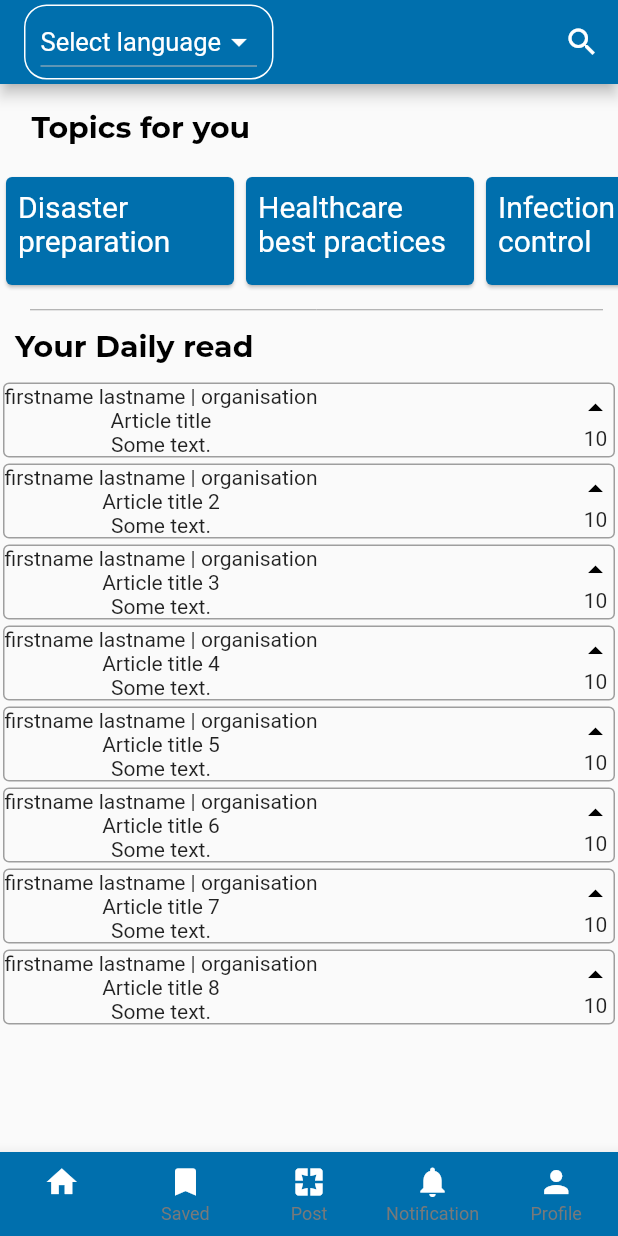
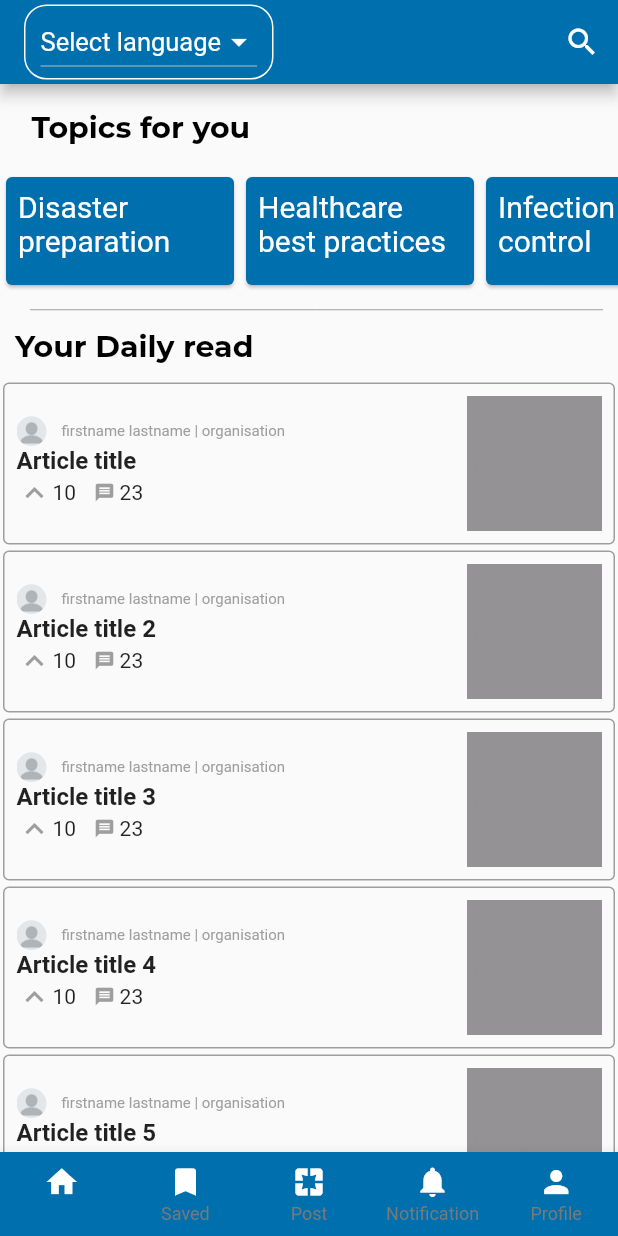
Before and after one commit to sujithjose5/practiceExchange, a Flutter app: the screen it shows once a user with an empty profile is signed in, on a phone screen of 412 x 824 dp. Run offline on Flutter 3.47's test engine with Material 2 defaults, Android fonts, the light colour scheme and no system bars; our stand-ins replace cloud_firestore, firebase_auth; accounts and stored records are empty; project files that could hold a hidden picture were left out.

Commit message:
Updated home page design.

```diff
--- a/practice_exchange/lib/main.dart
+++ b/practice_exchange/lib/main.dart
@@ -28,7 +28,7 @@ class MyApp extends StatelessWidget {
     return StreamProvider<User>.value(
       value: AuthService().user,
       child: MaterialApp(
-        title: 'Flutter Demo',
+        title: 'Practice Exchange',
         theme: ThemeData(
           primarySwatch: Colors.blue,
         ),
--- a/practice_exchange/lib/screens/home.dart
+++ b/practice_exchange/lib/screens/home.dart
@@ -1,4 +1,3 @@
-
 import 'package:firebase_auth/firebase_auth.dart';
 import 'package:flutter/material.dart';
 import 'package:practiceexchange/services/auth.dart';
@@ -10,7 +9,6 @@ import 'package:practiceexchange/services/database.dart';
 import 'package:flutter/cupertino.dart';
 import 'package:flutter/material.dart';
 import 'package:practiceexchange/new_article_form.dart';
-
 
 class MyHomePage extends StatefulWidget {
   MyHomePage({Key key, this.title}) : super(key: key);
@@ -39,7 +37,7 @@ class _MyHomePageState extends State<MyHomePage> {
   int _selectedIndex = 0;
   String _selectedScreen = '';
   static List<String> _widgetOptions = <String>[
-    'Index 0: Home',
+    '/home',
     '/readpost',
     '/newArticle',
     'Index 4: Notification',
@@ -118,30 +116,84 @@ class _MyHomePageState extends State<MyHomePage> {
           child: Row(
             mainAxisAlignment: MainAxisAlignment.spaceBetween,
             children: <Widget>[
-              Column(
+              Padding(
+                padding: const EdgeInsets.all(8.0),
+                child: Column(
+                  crossAxisAlignment: CrossAxisAlignment.start,
                   children: <Widget>[
                     Row(
                       children: <Widget>[
                         //User profile icon
+                        ClipRRect(
+                          borderRadius: BorderRadius.circular(10.0),
+                          child: Image(
+                            image: AssetImage(
+                              'assets/images/blankProfilePicture.png',
+                            ),
+                            width: 20,
+                            height: 20,
+                          ),
+                        ),
+                        SizedBox(
+                          width: 10.0,
+                        ),
                         Text(
                           'firstname lastname',
+                          style: TextStyle(
+                            fontSize: 10.0,
+                            color: Colors.grey,
                           ),
-                      Text(' | organisation'),
+                        ),
+                        Text(
+                          ' | organisation',
+                          style: TextStyle(
+                            fontSize: 10.0,
+                            color: Colors.grey,
+                          ),
+                        ),
                       ],
                     ),
-                  Text(title),
-                  Text('Some text.'),
+                    Text(
+                      title,
+                      style: TextStyle(
+                        fontSize: 16.0,
+                        fontWeight: FontWeight.bold,
+                      ),
+                    ),
+                    Row(
+                      children: <Widget>[
+                        Icon(
+                          Icons.keyboard_arrow_up,
+                          color: Colors.grey,
+                        ),
+                        Text('$ranking'),
+                        SizedBox(
+                          width: 12.0,
+                        ),
+                        Icon(
+                          Icons.message,
+                          color: Colors.grey,
+                          size: 14.0,
+                        ),
+                        Padding(
+                          padding: const EdgeInsets.only(left: 3.0),
+                          child: Text('23'),
+                        ),
+                      ],
+                    )
                   ],
                 ),
-              Column(
-                children: <Widget>[
-                  Icon(
-                    Icons.arrow_drop_up,
-                    color: Colors.black,
               ),
-                  Text('$ranking'),
-                ],
-              )
+              Padding(
+                padding: const EdgeInsets.all(8.0),
+                child: Image(
+                  image: AssetImage(
+                    'assets/images/greybox.jpg',
+                  ),
+                  width: 90,
+                  height: 90,
+                ),
+              ),
             ],
           ),
         ),
@@ -235,24 +287,28 @@ class _MyHomePageState extends State<MyHomePage> {
 
   //make the drop down its own widget for readability
 
+  bool toggle = false;
+
   String _mySelection;
   void _searchPressed() {
     setState(() {
       if (this._searchIcon.icon == Icons.search) {
         this._searchIcon = new Icon(Icons.close);
+        toggle = false;
         this._appBarTitle = new TextField(
           controller: _filter,
           decoration: new InputDecoration(
               prefixIcon: new Icon(Icons.search), hintText: 'Search...'),
         );
       } else {
+        toggle = true;
         this._searchIcon = new Icon(Icons.search);
         _filter.clear();
       }
     });
   }
 
-  Widget dropDown() {
+  Widget _appBarDisplay() {
     return Container(
       padding: EdgeInsets.symmetric(horizontal: 10.0),
       decoration: BoxDecoration(
@@ -317,7 +373,7 @@ class _MyHomePageState extends State<MyHomePage> {
           title: Theme(
             data: Theme.of(context)
                 .copyWith(canvasColor: Theme.of(context).primaryColor),
-            child: dropDown(),
+            child: _appBarDisplay(),
           ),
           actions: <Widget>[
             IconButton(
@@ -332,7 +388,7 @@ class _MyHomePageState extends State<MyHomePage> {
             child: Padding(
               padding: const EdgeInsets.symmetric(horizontal: 5, vertical: 5),
               child: FlatButton(
-                onPressed: (){},
+                onPressed: () {},
                 child: Text(
                   "Topics for you",
                   style: TextStyle(
@@ -375,22 +431,7 @@ class _MyHomePageState extends State<MyHomePage> {
           getArticles(),
         ],
       ),
-//      Center(
-//        child: _widgetOptions.elementAt(_selectedIndex),
-//      ),
       bottomNavigationBar: _bottomNavigationBar(),
     );
   }
 }
-
-//AppBar(
-//backgroundColor: Color.fromRGBO(0, 111, 173, 1),
-//actions: <Widget>[
-////Add the dropdown widget to the `Action` part of our appBar. it can also be among the `leading` part
-//dropdownWidget(),
-//],
-//leading: new IconButton(
-//icon: _searchIcon,
-//onPressed: _searchPressed,
-//),
-//),
```
Also changed, not shown: practice_exchange/lib/bottom_app_bar.dart (added, +78 -0 lines), practice_exchange/assets/images/blankProfilePicture.png (added), practice_exchange/assets/images/greybox.jpg (added). Lines whose indentation alone changed are shown as unchanged.
